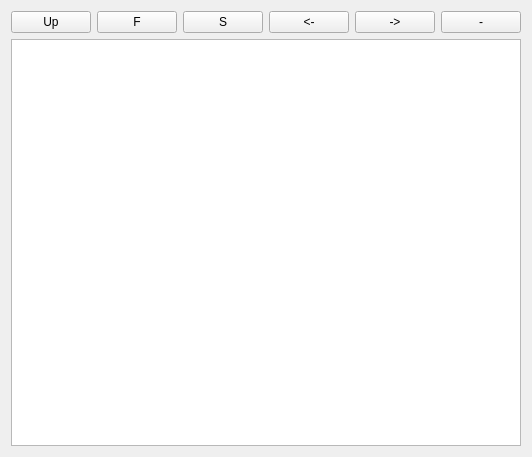
Before: the Qt Designer form src/prymatex/gui/panes/ui_files/fspane.ui in prymatex/prymatex, drawn with Qt 5.
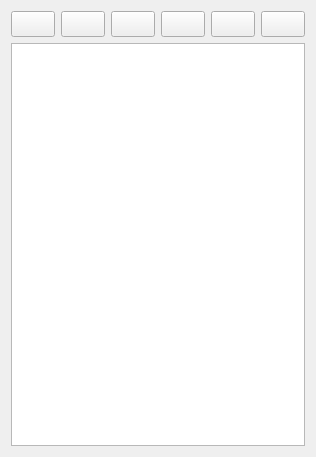
After: the same form once the commit is applied. Icons and pictures are not drawn. Custom widgets are drawn as their Qt base class.

```diff
--- a/src/prymatex/gui/panes/ui_files/fspane.ui
+++ b/src/prymatex/gui/panes/ui_files/fspane.ui
@@ -13,48 +13,63 @@
   <property name="windowTitle">
    <string>Form</string>
   </property>
+  <property name="styleSheet">
+   <string notr="true">QPushButton {
+	padding: 5px;
+
+}</string>
+  </property>
   <layout class="QVBoxLayout" name="verticalLayout">
    <item>
     <layout class="QHBoxLayout" name="horizontalLayout">
      <item>
       <widget class="QPushButton" name="buttonUp">
        <property name="text">
-        <string>Up</string>
+        <string/>
+       </property>
+       <property name="icon">
+        <iconset resource="../../../res.qrc">
+         <normaloff>:/resources/actions/go-up.png</normaloff>:/resources/actions/go-up.png</iconset>
        </property>
       </widget>
      </item>
      <item>
       <widget class="QPushButton" name="buttonFilter">
-       <property name="text">
-        <string>F</string>
+       <property name="icon">
+        <iconset resource="../../../res.qrc">
+         <normaloff>:/resources/actions/view-filter.png</normaloff>:/resources/actions/view-filter.png</iconset>
        </property>
       </widget>
      </item>
      <item>
       <widget class="QPushButton" name="buttonSyncTabFile">
-       <property name="text">
-        <string>S</string>
+       <property name="icon">
+        <iconset resource="../../../res.qrc">
+         <normaloff>:/resources/actions/system-switch-user.png</normaloff>:/resources/actions/system-switch-user.png</iconset>
        </property>
       </widget>
      </item>
      <item>
       <widget class="QPushButton" name="buttonBackRoot">
-       <property name="text">
-        <string>&lt;-</string>
+       <property name="icon">
+        <iconset resource="../../../res.qrc">
+         <normaloff>:/resources/actions/go-previous.png</normaloff>:/resources/actions/go-previous.png</iconset>
        </property>
       </widget>
      </item>
      <item>
       <widget class="QPushButton" name="buttonNextkRoot">
-       <property name="text">
-        <string>-&gt;</string>
+       <property name="icon">
+        <iconset resource="../../../res.qrc">
+         <normaloff>:/resources/actions/go-next.png</normaloff>:/resources/actions/go-next.png</iconset>
        </property>
       </widget>
      </item>
      <item>
       <widget class="QPushButton" name="buttonCollapseAll">
-       <property name="text">
-        <string>-</string>
+       <property name="icon">
+        <iconset resource="../../../res.qrc">
+         <normaloff>:/resources/actions/zoom-out.png</normaloff>:/resources/actions/zoom-out.png</iconset>
        </property>
       </widget>
      </item>
```
Left out of the diff: 4 changed lines with no effect on the pictures.
